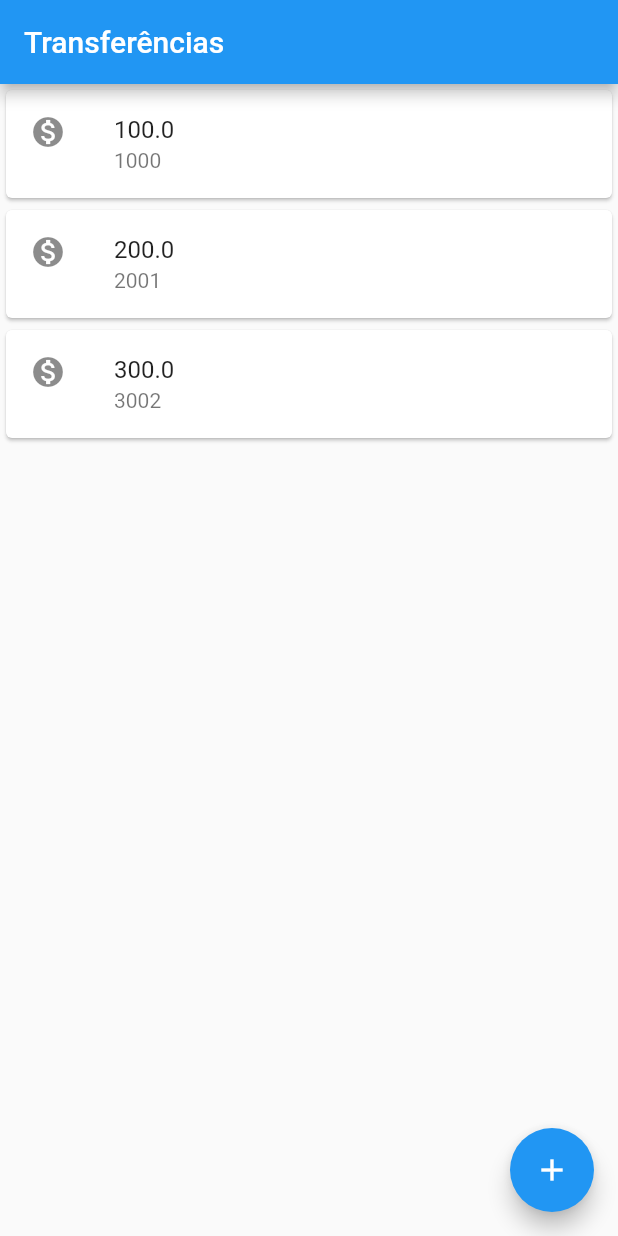
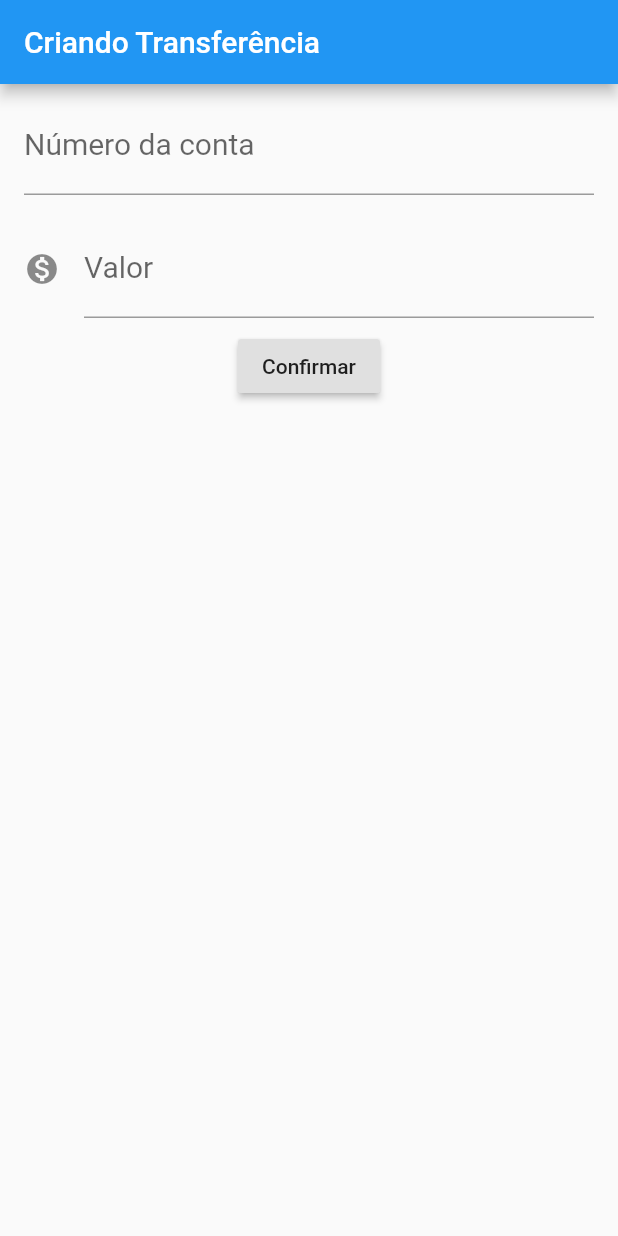
Before and after one commit to brunoborghi/flutter-projects, a Flutter app: the screen it shows after launch, on a phone screen of 412 x 824 dp. Run offline on Flutter 3.47's test engine with Material 2 defaults, Android fonts, the phone set to English and light mode, and no system bars.

Commit message:
Flutter 1 - Conclusão da Aula 03 - Refatorando o código e aprendendo a trabalhar com formulários

```diff
--- a/bytebank/lib/main.dart
+++ b/bytebank/lib/main.dart
@@ -1,26 +1,99 @@
 import 'package:flutter/material.dart';
 
-void main() => runApp(MaterialApp(
+void main() => runApp(BytebankApp());
+
+class BytebankApp extends StatelessWidget {
+  @override
+  Widget build(BuildContext context) {
+    return MaterialApp(
       home: Scaffold(
-        body: ListaTransferencias(),
+        body: FormularioTransferencia(),
+      ),
+    );
+  }
+}
+
+class FormularioTransferencia extends StatelessWidget {
+  final TextEditingController _controladorCampoNumeroConta = TextEditingController();
+  final TextEditingController _controladorCampoValor = TextEditingController();
+
+  @override
+  Widget build(BuildContext context) {
+    return Scaffold(
       appBar: AppBar(
-          title: Text('Transferências'),
+        title: Text("Criando Transferência"),
       ),
-        floatingActionButton: FloatingActionButton(
-          child: Icon(Icons.add),
+      body: Column(
+        children: <Widget>[
+          Padding(
+            padding: const EdgeInsets.fromLTRB(16.0, 8.0, 16.0, 8.0),
+            child: TextField(
+              controller: _controladorCampoNumeroConta,
+              style: TextStyle(
+                fontSize: 20.0,
+              ),
+              decoration: InputDecoration(
+                labelText: 'Número da conta',
+                hintText: '0000',
+              ),
+              keyboardType: TextInputType.number,
             ),
           ),
-    ));
+          Padding(
+            padding: const EdgeInsets.fromLTRB(16.0, 8.0, 16.0, 8.0),
+            child: TextField(
+              controller: _controladorCampoValor,
+              style: TextStyle(
+                fontSize: 20.0,
+              ),
+              decoration: InputDecoration(
+                icon: Icon(Icons.monetization_on),
+                labelText: 'Valor',
+                hintText: '0.00',
+              ),
+              keyboardType: TextInputType.number,
+            ),
+          ),
+          RaisedButton(
+            child: Text('Confirmar'),
+            onPressed: () {
+              debugPrint('clicou no confirmar');
+              final int numeroConta = int.tryParse(_controladorCampoNumeroConta.text);
+              final double valor = double.tryParse(_controladorCampoValor.text);
+              if (numeroConta != null && valor != null) {
+                final transferenciaCriada = Transferencia(valor, numeroConta);
+                debugPrint('$transferenciaCriada');
+                Scaffold.of(context).showSnackBar(
+                  SnackBar(
+                    content: Text('$transferenciaCriada'),
+                  )
+                );
+              }
+            },
+          ),
+        ],
+      ),
+    );
+  }
+}
 
 class ListaTransferencias extends StatelessWidget {
   @override
   Widget build(BuildContext context) {
-    return Column(
+    return Scaffold(
+      appBar: AppBar(
+        title: Text('Transferências'),
+      ),
+      body: Column(
         children: <Widget>[
           ItemTransferencia(Transferencia(100.0, 1000)),
           ItemTransferencia(Transferencia(200.0, 2001)),
           ItemTransferencia(Transferencia(300.0, 3002)),
         ],
+      ),
+      floatingActionButton: FloatingActionButton(
+        child: Icon(Icons.add),
+      ),
     );
   }
 }
@@ -47,4 +120,9 @@ class Transferencia {
   final int numeroConta;
 
   Transferencia(this.valor, this.numeroConta);
+
+  @override
+  String toString() {
+    return 'Transferencia{valor: $valor, numeroConta: $numeroConta}';
   }
+}
```
Lines whose indentation alone changed are shown as unchanged.
